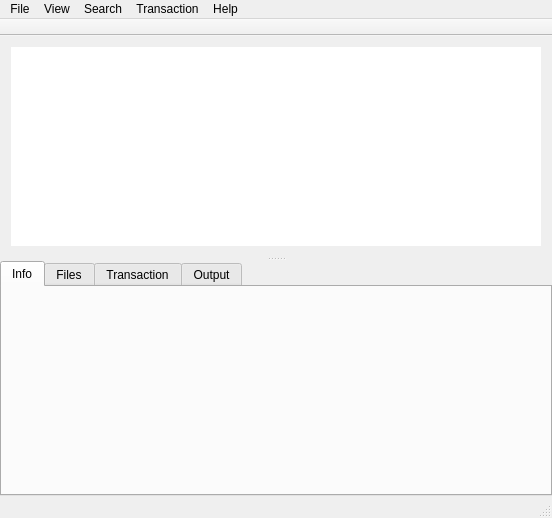
The window that ui/mainwindow.ui (aarnt/octopi) describes before a commit, drawn with Qt 5.
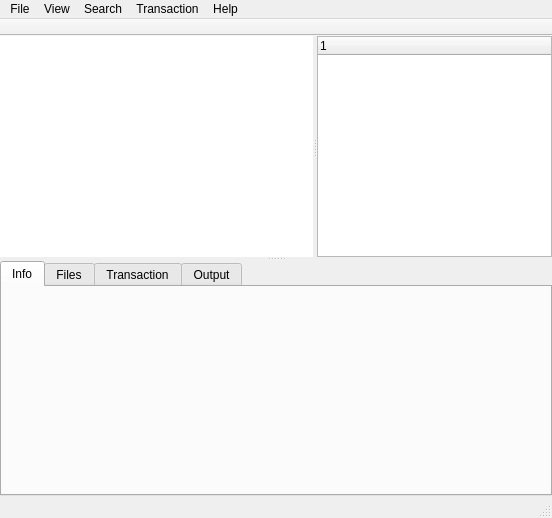
The same window after the commit. Icons and pictures are not drawn.

Commit message: - Package groups selection changed to a QTreeWidget.

What changed in the file:
```diff
--- a/ui/mainwindow.ui
+++ b/ui/mainwindow.ui
@@ -33,12 +33,10 @@
       <property name="orientation">
        <enum>Qt::Vertical</enum>
       </property>
-      <widget class="QWidget" name="layoutWidget">
-       <layout class="QVBoxLayout" name="verticalLayout">
-        <property name="spacing">
-         <number>0</number>
-        </property>
-        <item>
+      <widget class="QSplitter" name="splitterVertical">
+       <property name="orientation">
+        <enum>Qt::Horizontal</enum>
+       </property>
          <widget class="QTreeView" name="tvPackages">
           <property name="sizePolicy">
            <sizepolicy hsizetype="Expanding" vsizetype="MinimumExpanding">
@@ -68,8 +66,14 @@
            <number>20</number>
           </property>
          </widget>
-        </item>
-       </layout>
+       <widget class="QTreeWidget" name="twGroups">
+        <property name="maximumSize">
+         <size>
+          <width>235</width>
+          <height>16777215</height>
+         </size>
+        </property>
+       </widget>
       </widget>
       <widget class="QTabWidget" name="twProperties">
        <property name="sizePolicy">
```
Left out of the diff: 2 changed lines with no effect on the pictures. Lines whose indentation alone changed are shown as unchanged. The commit also changes 8 other files.
